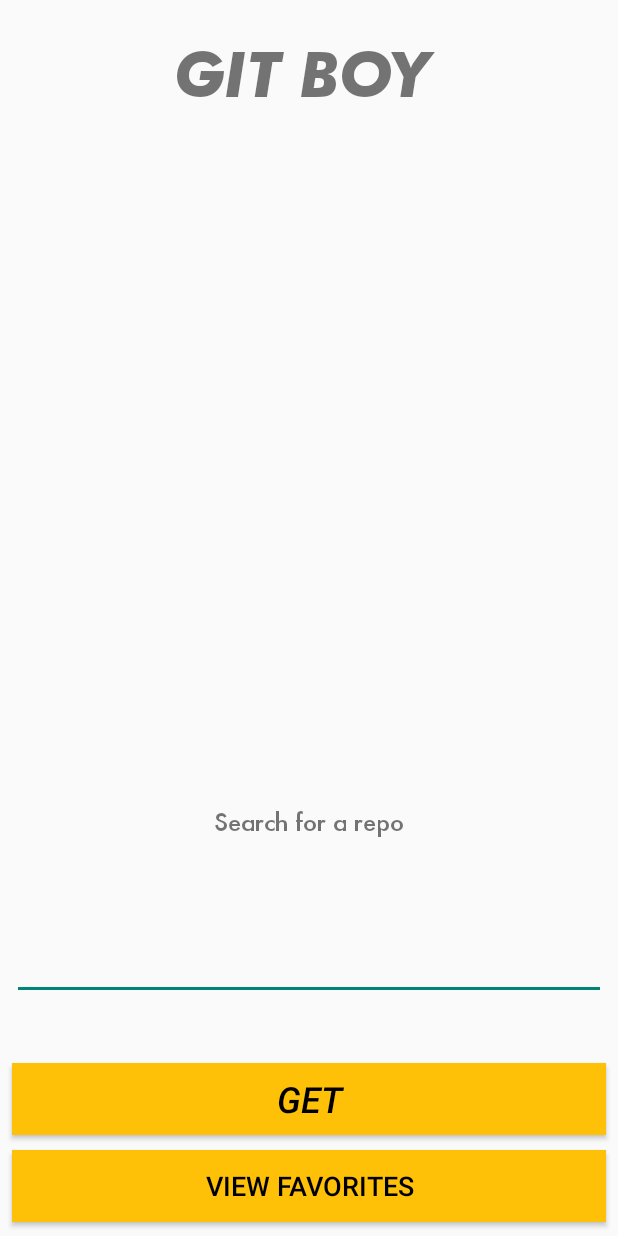
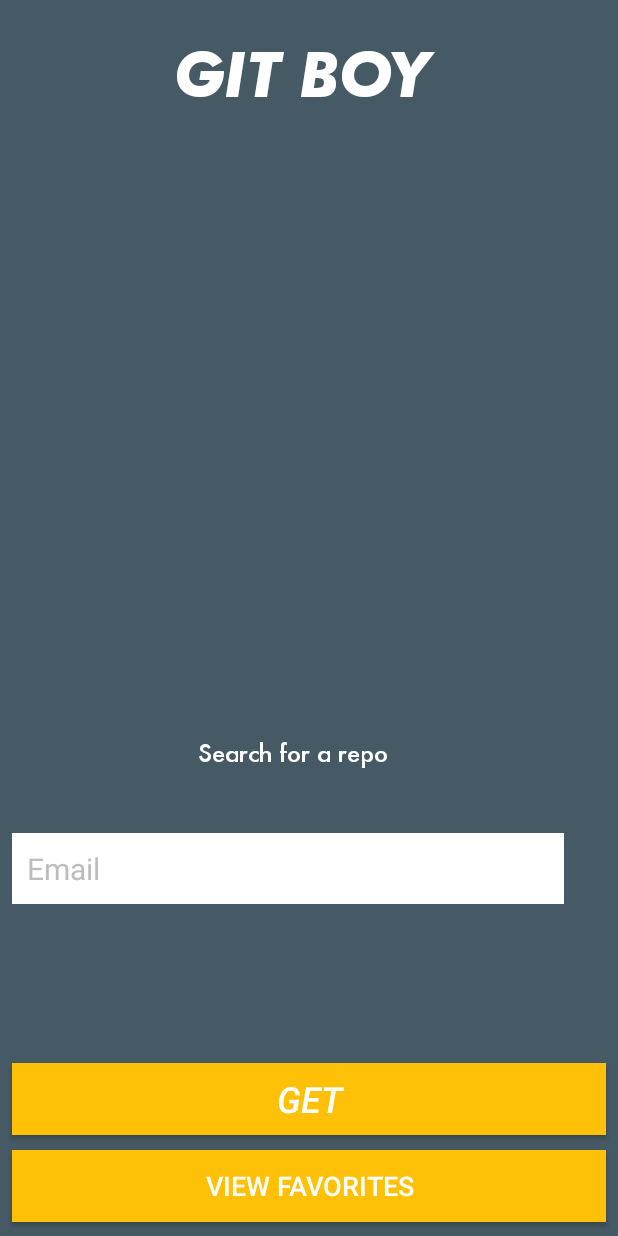
Before and after one commit to slbrtg/GitBoy, an Android app: the MainActivity screen opened directly, with no data from a screen before it, on a phone screen of 412 x 824 dp. Run offline under Robolectric (Android 15) with nearby library versions, the phone set to English and light mode, and no system bars; our stand-ins replace ButterKnife, Firebase (no records; nobody signed in at launch, a user with empty details on screens opened directly).

```diff
--- a/app/src/main/res/layout/activity_main.xml
+++ b/app/src/main/res/layout/activity_main.xml
@@ -4,6 +4,7 @@
     xmlns:tools="http://schemas.android.com/tools"
     android:layout_width="match_parent"
     android:layout_height="match_parent"
+    android:background="@color/primary_dark"
     tools:context="com.doghat.gitboy.ui.MainActivity">
 
     <TextView
@@ -14,6 +15,7 @@
         android:layout_marginRight="4dp"
         android:layout_marginTop="24dp"
         android:text="GIT BOY "
+        android:textColor="@color/icons"
         android:textSize="42sp"
         android:textStyle="bold|italic"
         app:layout_constraintHorizontal_bias="0.505"
@@ -27,34 +29,41 @@
         android:id="@+id/searchRepoTextView"
         android:layout_width="wrap_content"
         android:layout_height="wrap_content"
-        android:layout_marginBottom="8dp"
+        android:layout_marginEnd="8dp"
         android:layout_marginLeft="8dp"
         android:layout_marginRight="8dp"
+        android:layout_marginStart="8dp"
         android:text="Search for a repo"
+        android:textColor="@color/icons"
         android:textSize="16sp"
         android:textStyle="italic"
-        app:layout_constraintBottom_toTopOf="@+id/searchRepoEditText"
-        app:layout_constraintHorizontal_bias="0.501"
+        app:layout_constraintHorizontal_bias="0.461"
         app:layout_constraintLeft_toLeftOf="parent"
         app:layout_constraintRight_toRightOf="parent"
-        app:layout_constraintVertical_bias="0.875"
-        android:layout_marginStart="8dp"
-        android:layout_marginEnd="8dp" />
+        android:layout_marginBottom="8dp"
+        app:layout_constraintBottom_toTopOf="@+id/searchRepoEditText"
+        android:layout_marginTop="8dp"
+        app:layout_constraintTop_toBottomOf="@+id/appNameTextView"
+        app:layout_constraintVertical_bias="0.922" />
 
     <EditText
         android:id="@+id/searchRepoEditText"
-        android:layout_width="0dp"
-        android:layout_height="100dp"
-        android:layout_marginBottom="42dp"
+        android:layout_width="368dp"
+        android:layout_height="wrap_content"
+        android:background="@android:color/white"
+        android:hint="Email"
+        android:inputType="textEmailAddress"
+        android:padding="10dp"
+        android:textColor="@android:color/black"
+        android:textColorHint="@color/divider"
+        android:textSize="20sp"
+        android:layout_marginBottom="106dp"
+        app:layout_constraintBottom_toTopOf="@+id/searchRepoButton"
+        android:layout_marginRight="8dp"
+        app:layout_constraintRight_toRightOf="parent"
         android:layout_marginLeft="8dp"
-        android:layout_marginRight="8dp"
-        android:inputType="text"
-        app:layout_constraintBottom_toTopOf="@+id/searchRepoButton"
-        app:layout_constraintHorizontal_bias="0.0"
         app:layout_constraintLeft_toLeftOf="parent"
-        app:layout_constraintRight_toRightOf="parent"
-        android:layout_marginStart="8dp"
-        android:layout_marginEnd="8dp" />
+        app:layout_constraintHorizontal_bias="0.0" />
 
     <Button
         android:id="@+id/searchRepoButton"
@@ -65,7 +74,7 @@
         android:textAllCaps="false"
         android:textSize="24sp"
         android:textStyle="italic"
-        android:textColor="@android:color/black"
+        android:textColor="@color/icons"
         android:background="@color/accent"
         app:layout_constraintBottom_toBottomOf="parent"
         android:layout_marginLeft="8dp"
@@ -83,7 +92,7 @@
         android:layout_alignParentBottom="true"
         android:background="@color/accent"
         android:text="VIEW FAVORITES"
-        android:textColor="@android:color/black"
+        android:textColor="@color/icons"
         android:textSize="18sp"
         android:layout_marginTop="8dp"
         app:layout_constraintTop_toBottomOf="@+id/searchRepoButton"
@@ -92,6 +101,8 @@
         android:layout_marginLeft="8dp"
         app:layout_constraintLeft_toLeftOf="parent"
         app:layout_constraintBottom_toBottomOf="parent"
-        android:layout_marginBottom="8dp" />
+        android:layout_marginBottom="8dp"
+        android:layout_marginStart="8dp"
+        android:layout_marginEnd="8dp" />
 
 </android.support.constraint.ConstraintLayout>
```
Also changed, not shown: app/src/main/java/com/doghat/gitboy/ui/CreateAccountActivity.java (+70 -1 lines), app/src/main/java/com/doghat/gitboy/ui/LoginActivity.java (+20 -1 lines), app/src/main/res/drawable-hdpi/ic_search_black_24dp.png (added), app/src/main/res/drawable-mdpi/ic_search_black_24dp.png (added), app/src/main/res/drawable-xhdpi/ic_search_black_24dp.png (added), app/src/main/res/drawable-xxhdpi/ic_search_black_24dp.png (added), app/src/main/res/drawable-xxxhdpi/ic_search_black_24dp.png (added).
